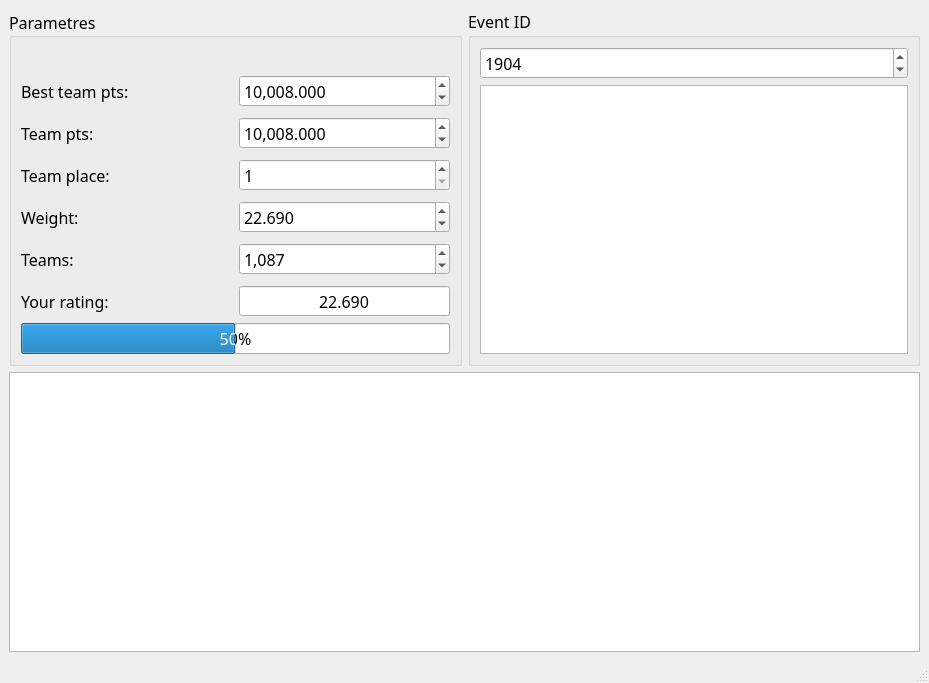
akhomlyuk/ctftime_rating, file design.ui: the form before one commit.
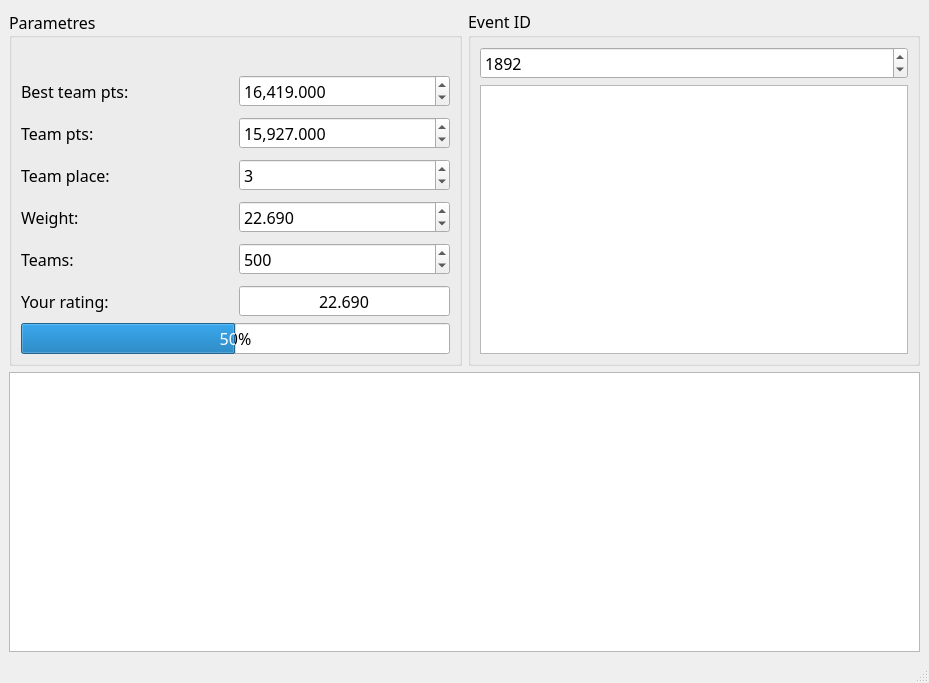
The form after the commit. Icons and pictures are not drawn.

Diff of the .ui file:
```diff
--- a/design.ui
+++ b/design.ui
@@ -126,7 +126,7 @@
               <number>999999</number>
              </property>
              <property name="value">
-              <number>1</number>
+              <number>3</number>
              </property>
             </widget>
            </item>
@@ -168,7 +168,7 @@
               <number>999999</number>
              </property>
              <property name="value">
-              <number>1087</number>
+              <number>500</number>
              </property>
             </widget>
            </item>
@@ -251,7 +251,7 @@
               <double>99999.990000000005239</double>
              </property>
              <property name="value">
-              <double>10008.000000000000000</double>
+              <double>15927.000000000000000</double>
              </property>
             </widget>
            </item>
@@ -280,7 +280,7 @@
               <double>99999.990000000005239</double>
              </property>
              <property name="value">
-              <double>10008.000000000000000</double>
+              <double>16419.000000000000000</double>
              </property>
             </widget>
            </item>
@@ -344,7 +344,7 @@
               <number>999999</number>
              </property>
              <property name="value">
-              <number>1904</number>
+              <number>1892</number>
              </property>
             </widget>
            </item>
```
Left out of the diff: 23 changed lines with no effect on the pictures.
